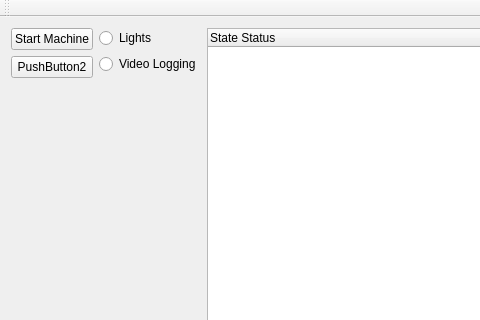
Qt form StateMachineTest/mainwindow.ui (Cervidellus/StateMachineProofOfConcept) before a commit; both pictures show x 0 to 480 and y 0 to 320 of the 771 by 637 pixel window.
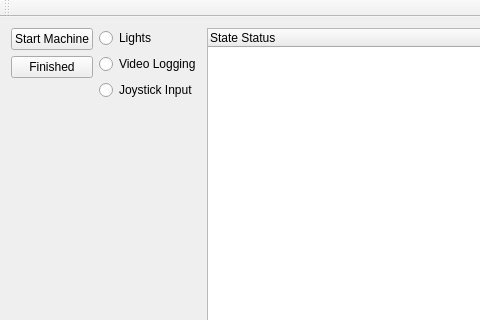
The same form after that commit.

The edit to the form file:
```diff
--- a/StateMachineTest/mainwindow.ui
+++ b/StateMachineTest/mainwindow.ui
@@ -27,7 +27,7 @@
       <item>
        <widget class="QPushButton" name="pushButton2">
         <property name="text">
-         <string>PushButton2</string>
+         <string>Finished</string>
         </property>
        </widget>
       </item>
@@ -74,6 +74,13 @@
         </property>
        </widget>
       </item>
+      <item>
+       <widget class="QRadioButton" name="JoystickRadioButton">
+        <property name="text">
+         <string>Joystick Input</string>
+        </property>
+       </widget>
+      </item>
       <item>
        <spacer name="verticalSpacer_2">
         <property name="orientation">
```
